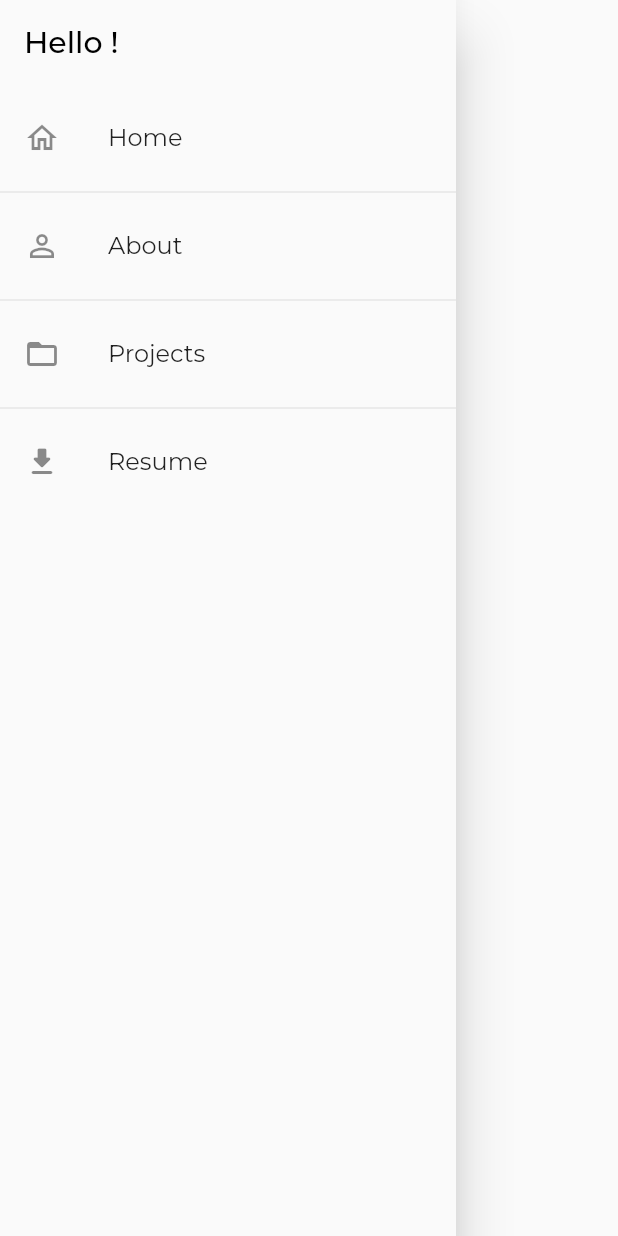
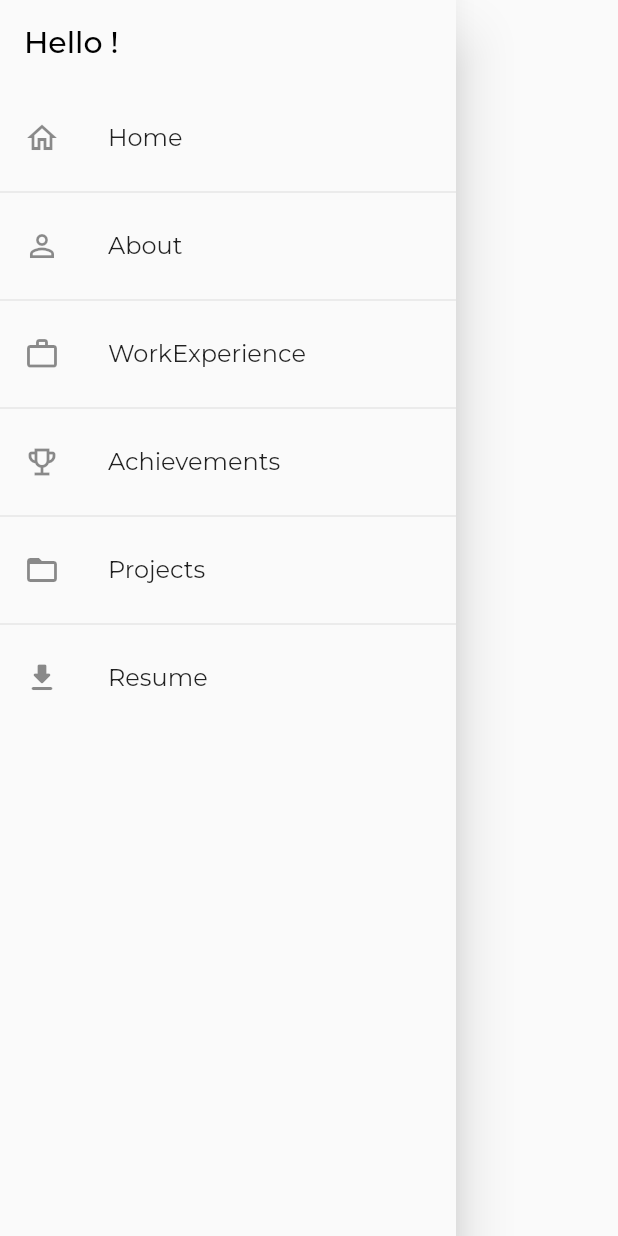
Before and after one commit to denosg/portfolio_website, a Flutter app: the CustomDrawer widget shown alone on an empty page, opened directly with empty values, on a phone screen of 412 x 824 dp. Run offline on Flutter 3.47's test engine with Material 2 defaults, Android fonts, the phone set to English and light mode, and no system bars; our stand-ins replace carousel_slider, google_fonts; missing offline and left inert: roulette.

Commit message:
mob drawer

```diff
--- a/lib/widgets/mobile/custom_drawer.dart
+++ b/lib/widgets/mobile/custom_drawer.dart
@@ -5,12 +5,16 @@ class CustomDrawer extends StatelessWidget {
   final GlobalKey homeKey;
   final GlobalKey aboutKey;
   final GlobalKey projectsKey;
+  final GlobalKey achievementsKey;
+  final GlobalKey workExpKey;
 
   const CustomDrawer(
       {super.key,
       required this.homeKey,
       required this.aboutKey,
-      required this.projectsKey});
+      required this.projectsKey,
+      required this.achievementsKey,
+      required this.workExpKey});
 
   void downloadResume() async {
     final resumeUrl = Uri.parse(
@@ -62,6 +66,24 @@ class CustomDrawer extends StatelessWidget {
           ),
           const Divider(),
           ListTile(
+            leading: const Icon(Icons.work_outline),
+            title: const Text('WorkExperience'),
+            onTap: () {
+              Navigator.pop(context);
+              scrollTo(workExpKey);
+            },
+          ),
+          const Divider(),
+          ListTile(
+            leading: const Icon(Icons.emoji_events_outlined),
+            title: const Text('Achievements'),
+            onTap: () {
+              Navigator.pop(context);
+              scrollTo(achievementsKey);
+            },
+          ),
+          const Divider(),
+          ListTile(
             leading: const Icon(Icons.folder_open),
             title: const Text('Projects'),
             onTap: () {
```
